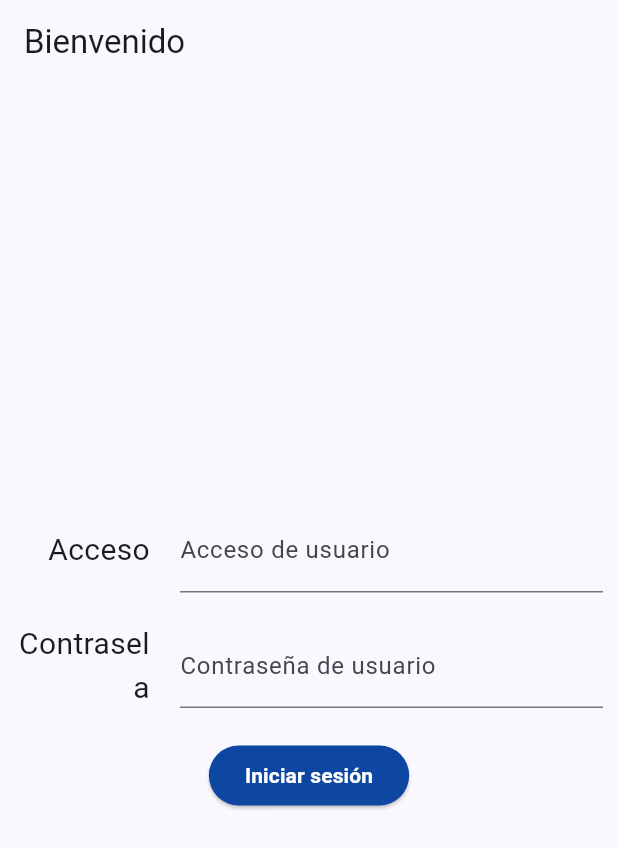
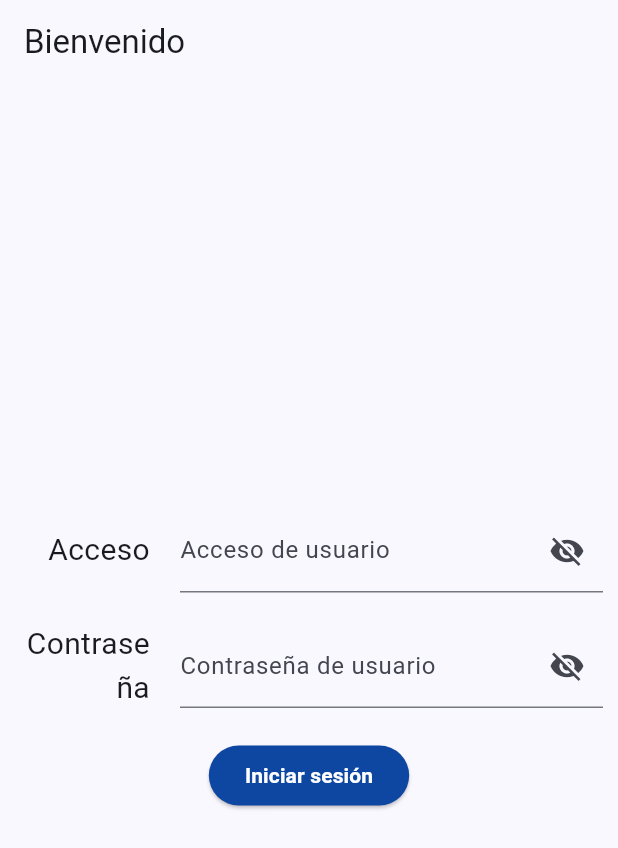
Before and after one commit to angelSantori/jmas_movil, a Flutter app: the screen it shows after launch, on a phone screen of 412 x 824 dp. Shown: the top 848 px of the screen. Run offline on Flutter 3.47's test engine with Material 3 defaults, Android fonts, the phone set to English and light mode, and no system bars; our stand-ins replace file_picker, pdf, permission_handler, printing, shared_preferences; missing offline and left inert: mobile_scanner; accounts and stored records are empty.

Commit message:
Ver o no pass y access user

```diff
--- a/lib/general/login_screen.dart
+++ b/lib/general/login_screen.dart
@@ -20,6 +20,9 @@ class _LoginScreenState extends State<LoginScreen> {
   final _formKey = GlobalKey<FormState>();
 
   bool _isLoading = false;
+
+  bool _isPasswordVisible = false;
+  bool _isAccesVisible = false;
 
   void _submitForm() async {
     setState(() {
@@ -75,8 +78,19 @@ class _LoginScreenState extends State<LoginScreen> {
                   label: 'Acceso',
                   child: TextFormField(
                     controller: _accesUser,
-                    decoration:
-                        const InputDecoration(labelText: 'Acceso de usuario'),
+                    decoration: InputDecoration(
+                      labelText: 'Acceso de usuario',
+                      suffixIcon: IconButton(
+                        icon: Icon(_isAccesVisible
+                            ? Icons.visibility
+                            : Icons.visibility_off),
+                        onPressed: () {
+                          setState(() {
+                            _isAccesVisible = !_isAccesVisible;
+                          });
+                        },
+                      ),
+                    ),
                     validator: (value) {
                       if (value == null || value.isEmpty) {
                         return 'Introduce acceso';
@@ -86,7 +100,7 @@ class _LoginScreenState extends State<LoginScreen> {
                     inputFormatters: [
                       FilteringTextInputFormatter.deny(RegExp(r'\s'))
                     ],
-                    obscureText: true,
+                    obscureText: !_isAccesVisible,
                   ),
                 ),
 
@@ -94,11 +108,22 @@ class _LoginScreenState extends State<LoginScreen> {
 
                 //Pass
                 buildFormRow(
-                  label: 'Contrasela',
+                  label: 'Contraseña',
                   child: TextFormField(
                     controller: _password,
-                    decoration: const InputDecoration(
-                        labelText: 'Contraseña de usuario'),
+                    decoration: InputDecoration(
+                      labelText: 'Contraseña de usuario',
+                      suffixIcon: IconButton(
+                        icon: Icon(_isPasswordVisible
+                            ? Icons.visibility
+                            : Icons.visibility_off),
+                        onPressed: () {
+                          setState(() {
+                            _isPasswordVisible = !_isPasswordVisible;
+                          });
+                        },
+                      ),
+                    ),
                     validator: (value) {
                       if (value == null || value.isEmpty) {
                         return 'Contraseña requerida';
@@ -108,7 +133,7 @@ class _LoginScreenState extends State<LoginScreen> {
                     inputFormatters: [
                       FilteringTextInputFormatter.deny(RegExp(r'\s'))
                     ],
-                    obscureText: true,
+                    obscureText: !_isPasswordVisible,
                   ),
                 ),
 
```
